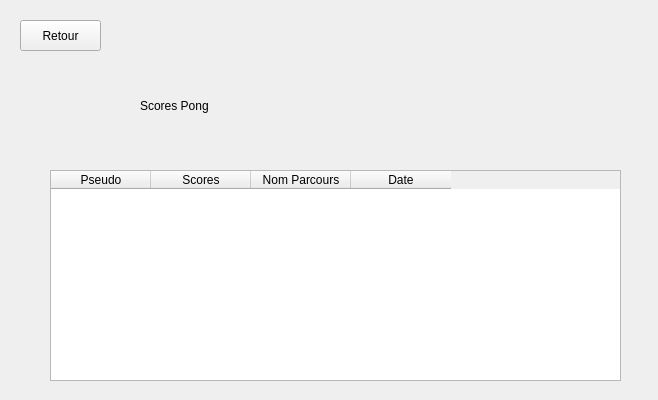
This is testIHMClimingProject/testIHMClimingProject/scoresUsrPongMenu.ui in simplyyCarlos/ClimbingProject as Qt 5 draws it before an edit. The edited form follows.
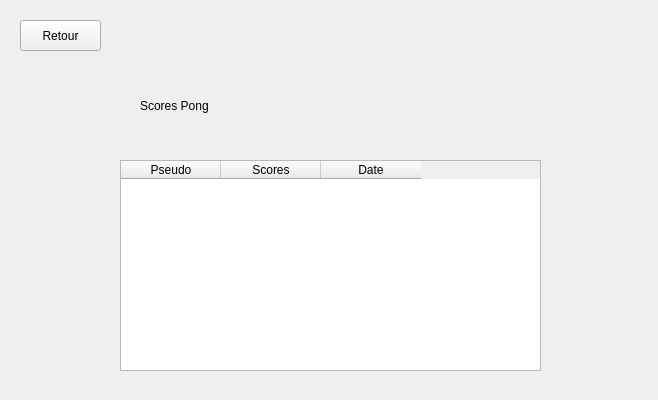
This is the edited form.

Diff of the .ui file:
```diff
--- a/testIHMClimingProject/testIHMClimingProject/scoresUsrPongMenu.ui
+++ b/testIHMClimingProject/testIHMClimingProject/scoresUsrPongMenu.ui
@@ -42,9 +42,9 @@
   <widget class="QTableWidget" name="tableWidget_Parcours">
    <property name="geometry">
     <rect>
-     <x>50</x>
-     <y>170</y>
-     <width>571</width>
+     <x>120</x>
+     <y>160</y>
+     <width>421</width>
      <height>211</height>
     </rect>
    </property>
@@ -61,11 +61,6 @@
      <string>Scores</string>
     </property>
    </column>
-   <column>
-    <property name="text">
-     <string>Nom Parcours</string>
-    </property>
-   </column>
    <column>
     <property name="text">
      <string>Date</string>
```
